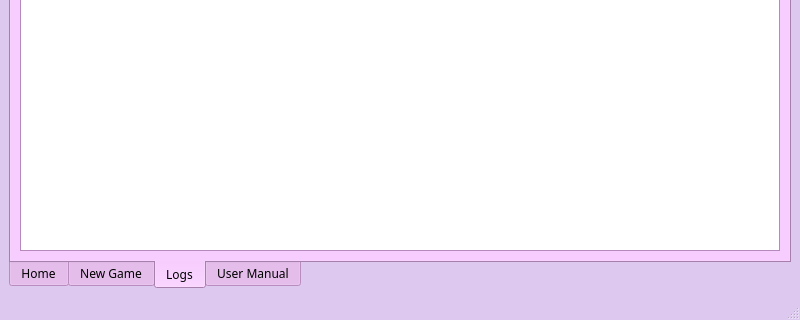
whatever569/laughing-fishstick, file App/RGCCompApp/mainwindow.ui: the form before one commit; both pictures show x 0 to 800 and y 280 to 600 of the 800 by 600 pixel window.
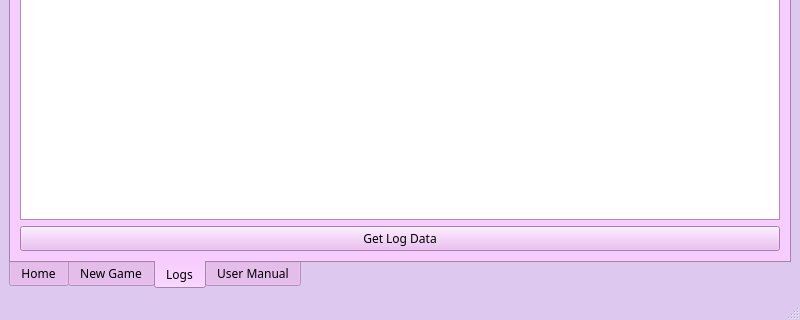
The form after the commit. The open tabs and pages were chosen to show the change.

The edit to the form file:
```diff
--- a/App/RGCCompApp/mainwindow.ui
+++ b/App/RGCCompApp/mainwindow.ui
@@ -1352,6 +1352,13 @@
         <item>
          <widget class="QListWidget" name="logsListWidget"/>
         </item>
+        <item>
+         <widget class="QPushButton" name="getLogDataPushButton">
+          <property name="text">
+           <string>Get Log Data</string>
+          </property>
+         </widget>
+        </item>
        </layout>
       </widget>
       <widget class="QWidget" name="userManualTab">
```
Left out of the diff: 2 changed lines with no effect on the pictures.
